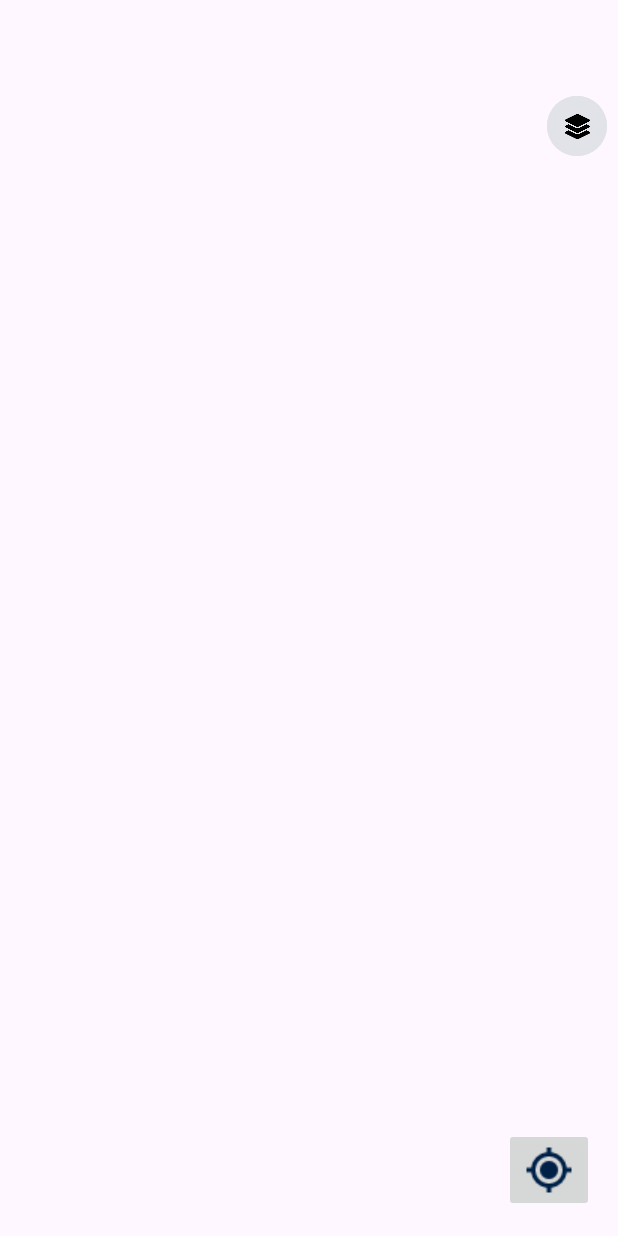
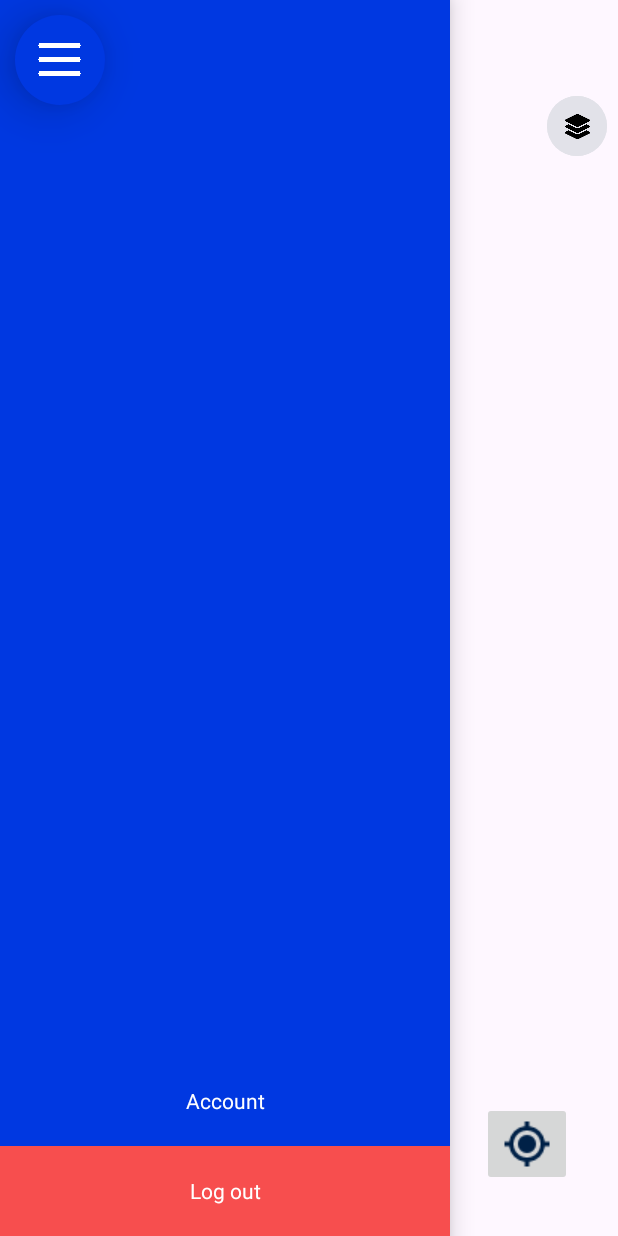
Before and after one commit to CampusDelSaber/hermes, an Android app: the screen it shows after launch (MainActivity), after a tap on an icon or button, on a phone screen of 412 x 824 dp. Run offline under Robolectric (Android 15) with nearby library versions, the phone set to English and light mode, and no system bars; libraries missing offline, so code that uses them is left out: com.mapbox.android, com.mapbox.mapboxsdk; plain views replace MapView; 18 statements that could not run were skipped; 1 other tap on this screen came first.

Commit message:
Lateral menu

```diff
--- a/app/src/main/java/com/isc/hermes/MainActivity.java
+++ b/app/src/main/java/com/isc/hermes/MainActivity.java
@@ -2,14 +2,22 @@ package com.isc.hermes;
 
 import androidx.annotation.NonNull;
 import androidx.appcompat.app.AppCompatActivity;
+
+import android.annotation.SuppressLint;
 import android.os.Bundle;
+import android.view.View;
 import android.widget.Button;
+import android.widget.FrameLayout;
+import android.widget.LinearLayout;
+import android.widget.TextView;
 
 import com.isc.hermes.controller.CurrentLocationController;
 import com.isc.hermes.utils.MapConfigure;
 import com.isc.hermes.view.MapDisplay;
 import com.mapbox.mapboxsdk.Mapbox;
 import com.mapbox.mapboxsdk.maps.MapView;
+import com.mapbox.mapboxsdk.maps.MapboxMap;
+import com.mapbox.mapboxsdk.maps.OnMapReadyCallback;
 
 /**
  * Class for displaying a map using a MapView object and a MapConfigure object.
@@ -20,6 +28,8 @@ public class MainActivity extends AppCompatActivity {
     private MapDisplay mapDisplay;
     private String mapStyle = "default";
     private CurrentLocationController currentLocationController;
+
+    private boolean visibilityMenu = false, isMapClickable = true;
 
     /**
      * Method for creating the map and configuring it using the MapConfigure object.
@@ -37,6 +47,37 @@ public class MainActivity extends AppCompatActivity {
         mapStyleListener();
         initCurrentLocationController();
     }
+
+    /**
+     *This function helps to give functionality to the side menu, so that it can be visible and hidden, when necessary.
+     *
+     * @param view Helps build the view.
+     */
+    public void openSideMenu(View view) {
+        LinearLayout lateralMenu = findViewById(R.id.lateralMenu);
+        if (!visibilityMenu) {
+            lateralMenu.setVisibility(View.VISIBLE);
+            visibilityMenu = true;
+            mapView.getMapAsync(new OnMapReadyCallback() {
+                @Override
+                public void onMapReady(@NonNull MapboxMap mapboxMap) {
+                    mapboxMap.getUiSettings().setScrollGesturesEnabled(false);
+                    isMapClickable = false;
+                }
+            });
+        } else {
+            lateralMenu.setVisibility(View.GONE);
+            visibilityMenu = false;
+            mapView.getMapAsync(new OnMapReadyCallback() {
+                @Override
+                public void onMapReady(@NonNull MapboxMap mapboxMap) {
+                    mapboxMap.getUiSettings().setScrollGesturesEnabled(true);
+                    isMapClickable = true;
+                }
+            });
+        }
+    }
+
 
     /**
      * This method will init the current location controller to get the real time user location
--- /dev/null
+++ b/app/src/main/res/drawable/hamburgermenu.xml
@@ -0,0 +1,18 @@
+<selector xmlns:android="http://schemas.android.com/apk/res/android">
+    <item>
+        <layer-list
+            android:paddingBottom="20dp"
+            android:paddingLeft="20dp"
+            android:paddingRight="20dp"
+            android:paddingTop="20dp">
+            <item android:width="60dp"
+                android:height="60dp">
+                <shape>
+                    <solid android:color="@color/palatinateBlue"></solid>
+                    <corners android:radius="600dp"></corners>
+                </shape>
+            </item>
+            <item android:drawable="@drawable/more" android:gravity="center" android:width="30dp" android:height="30dp"/>
+        </layer-list>
+    </item>
+</selector>
--- a/app/src/main/res/layout/activity_main.xml
+++ b/app/src/main/res/layout/activity_main.xml
@@ -8,6 +8,16 @@
     android:layout_height="match_parent"
     tools:context=".MainActivity" android:orientation="horizontal" android:textAlignment="gravity"
     mapbox:flow_horizontalAlign="center" mapbox:flow_verticalAlign="center">
+
+    <TextView
+        android:id="@+id/hamburgerButton"
+        android:layout_width="60dp"
+        android:layout_height="60dp"
+        android:background="@drawable/hamburgermenu"
+        android:elevation="20dp"
+        android:onClick="openSideMenu"
+        android:translationX="10dp"
+        android:translationY="10dp" />
 
     <com.mapbox.mapboxsdk.maps.MapView
         android:id="@+id/mapView"
@@ -35,17 +45,58 @@
                 mapbox:layout_constraintStart_toStartOf="parent"
                 mapbox:layout_constraintTop_toTopOf="parent"
                 mapbox:layout_constraintVertical_bias="0.077" />
+
+            <ImageButton
+                android:id="@+id/locationButton"
+                android:layout_width="wrap_content"
+                android:layout_height="wrap_content"
+                android:layout_gravity="bottom|end"
+                android:layout_margin="16dp"
+                android:src="@drawable/current_location_icon"
+                android:text="@string/get_location_text"
+                mapbox:layout_constraintBottom_toBottomOf="parent"
+                mapbox:layout_constraintEnd_toEndOf="parent"
+                mapbox:layout_constraintHorizontal_bias="0.954"
+                mapbox:layout_constraintStart_toStartOf="parent"
+                mapbox:layout_constraintTop_toTopOf="parent"
+                mapbox:layout_constraintVertical_bias="0.976" />
+
+
         </androidx.constraintlayout.widget.ConstraintLayout>
     </com.mapbox.mapboxsdk.maps.MapView>
 
-    <ImageButton
-        android:id="@+id/locationButton"
-        android:layout_width="wrap_content"
-        android:layout_height="wrap_content"
-        android:layout_gravity="bottom|end"
-        android:layout_margin="16dp"
-        android:text="@string/get_location_text"
-        android:src="@drawable/current_location_icon"
-        />
+    <LinearLayout
+        android:id="@+id/lateralMenu"
+        android:layout_width="300dp"
+        android:layout_height="match_parent"
+        android:background="@color/palatinateBlue"
+        android:orientation="vertical"
+        android:visibility="gone"
+        app:layout_constraintStart_toStartOf="parent"
+        app:layout_constraintTop_toTopOf="parent"
+        app:layout_constraintBottom_toBottomOf="parent"
+        android:gravity="bottom"
+        android:elevation="10dp">
+
+        <TextView
+            android:layout_width="match_parent"
+            android:layout_height="60dp"
+            android:text="Account"
+            android:textColor="@color/white"
+            android:onClick="showAccount"
+            android:gravity="center"
+            ></TextView>
+
+        <TextView
+            android:layout_width="match_parent"
+            android:layout_height="60dp"
+            android:textColor="@color/white"
+            android:background="@color/mapboxRed"
+            android:text="Log out"
+            android:onClick="logOut"
+            android:gravity="center"
+            ></TextView>
+
+    </LinearLayout>
 
 </androidx.coordinatorlayout.widget.CoordinatorLayout>
```
Also changed, not shown: app/src/main/res/drawable/more.png (added).
